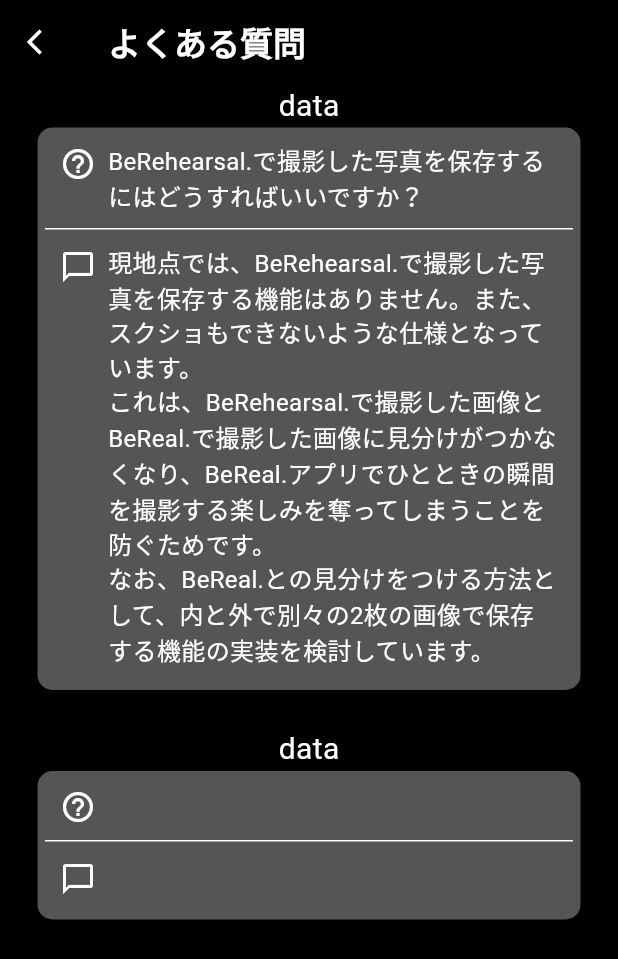
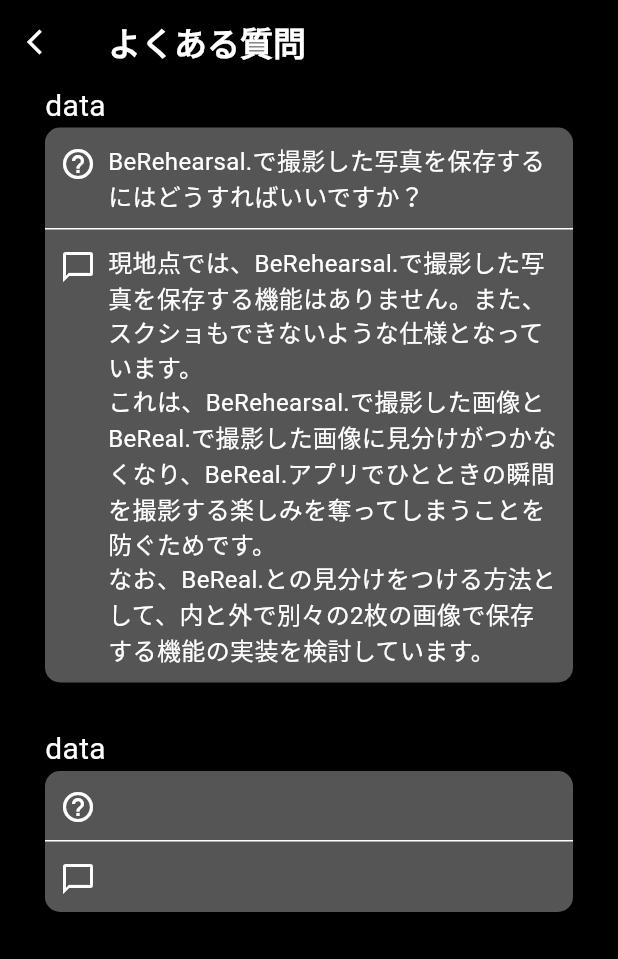
Before and after one commit to laughtaone/bere, a Flutter app: the QandAPage screen opened directly, on a phone screen of 412 x 824 dp. Shown: the top 959 px of the screen. Run offline on Flutter 3.47's test engine with Material 3 defaults, Android fonts, the phone set to English and light mode, and no system bars; our stand-ins replace camera, settings_ui.

Commit message:
r.commit 20240612wed 21:03

```diff
--- a/lib/settings_qanda_display.dart
+++ b/lib/settings_qanda_display.dart
@@ -90,13 +90,19 @@ class qaWidget extends StatelessWidget {
   Widget build(BuildContext context) {
     return Wrap(
       children: [
-        Column(
+        Container(
+          padding: EdgeInsets.only(left: 5, right: 5, bottom: 5),
+          margin: EdgeInsets.only(left: 25, right: 25, bottom: 25),
+          child: Column(
             children: [
-            Text(
+              Container(
+                alignment: Alignment.centerLeft,
+                child: Text(
                   'data',
                   style: TextStyle(
                     color: Colors.white,
                     fontSize: qaTitleSize(),
+                  ),
                 ),
               ),
               Container(
@@ -104,8 +110,6 @@ class qaWidget extends StatelessWidget {
                   borderRadius: BorderRadius.circular(10),
                   color: qaBackgroundColor(),
                 ),
-              padding: EdgeInsets.only(left: 5, right: 5, bottom: 5),
-              margin: EdgeInsets.only(left: 25, right: 25, bottom: 25),
                 child: Column(
                   children: [
                     Container(
@@ -175,6 +179,7 @@ class qaWidget extends StatelessWidget {
               ),
             ],
           ),
+        ),
       ],
     );
   }
```
Lines whose indentation alone changed are shown as unchanged.
